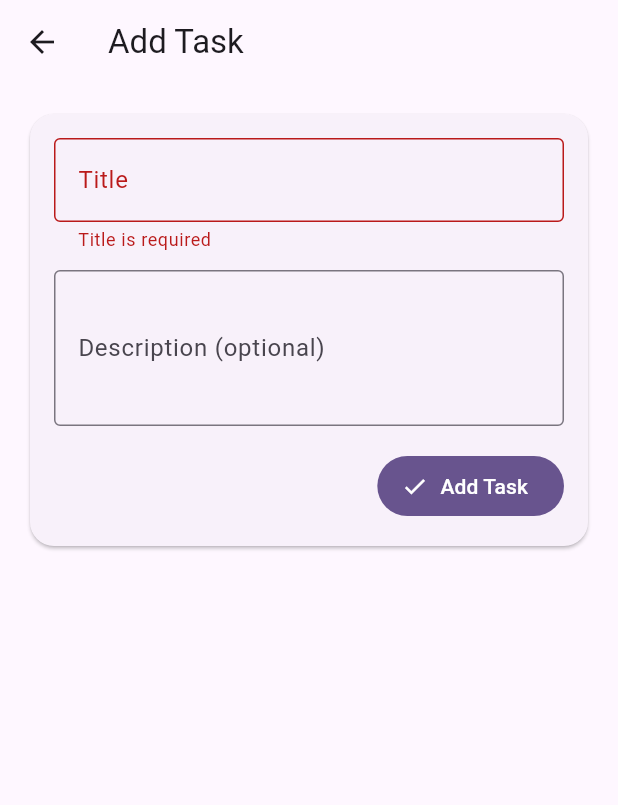
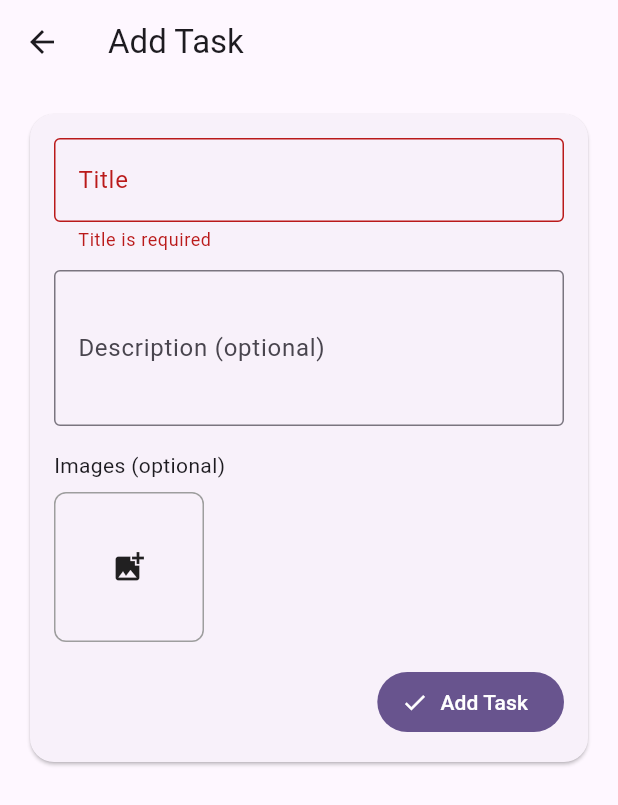
Before and after one commit to oday-awad/rebi_todo, a Flutter app: the TaskFormPage screen opened directly, after a tap on "Add Task", on a phone screen of 412 x 824 dp. Shown: the top 805 px of the screen. Run offline on Flutter 3.47's test engine with Material 3 defaults, Android fonts, the light colour scheme and no system bars; our stand-ins replace equatable, flutter_bloc, get_it, hive, hive_flutter, image_picker; accounts and stored records are empty.

Commit message:
Implement image handling in task management, including image selection, display, and deletion features; update task model and repository accordingly.

```diff
--- a/lib/data/models/task_hive_model.dart
+++ b/lib/data/models/task_hive_model.dart
@@ -29,6 +29,9 @@ class TaskHiveModel extends HiveObject {
   @HiveField(6)
   bool isArchived;
 
+  @HiveField(7)
+  List<String> imagePaths;
+
   TaskHiveModel({
     required this.id,
     required this.listId,
@@ -37,5 +40,6 @@ class TaskHiveModel extends HiveObject {
     required this.isDone,
     required this.createdAt,
     this.isArchived = false,
+    this.imagePaths = const [],
   });
 }
--- a/lib/data/repositories/task_repository_impl.dart
+++ b/lib/data/repositories/task_repository_impl.dart
@@ -17,6 +17,7 @@ class TaskRepositoryImpl implements TaskRepository {
     isDone: model.isDone,
     isArchived: model.isArchived,
     createdAt: model.createdAt,
+    imagePaths: model.imagePaths,
   );
 
   TaskHiveModel _mapToHive(Task task) => TaskHiveModel(
@@ -27,6 +28,7 @@ class TaskRepositoryImpl implements TaskRepository {
     isDone: task.isDone,
     isArchived: task.isArchived,
     createdAt: task.createdAt,
+    imagePaths: task.imagePaths,
   );
 
   @override
--- a/lib/domain/entities/task.dart
+++ b/lib/domain/entities/task.dart
@@ -7,6 +7,7 @@ class Task {
   final bool isDone;
   final bool isArchived;
   final DateTime createdAt;
+  final List<String> imagePaths;
 
   const Task({
     required this.id,
@@ -16,6 +17,7 @@ class Task {
     required this.isDone,
     this.isArchived = false,
     required this.createdAt,
+    this.imagePaths = const [],
   });
 
   Task copyWith({
@@ -26,6 +28,7 @@ class Task {
     bool? isDone,
     bool? isArchived,
     DateTime? createdAt,
+    List<String>? imagePaths,
   }) {
     return Task(
       id: id ?? this.id,
@@ -35,6 +38,7 @@ class Task {
       isDone: isDone ?? this.isDone,
       isArchived: isArchived ?? this.isArchived,
       createdAt: createdAt ?? this.createdAt,
+      imagePaths: imagePaths ?? this.imagePaths,
     );
   }
 }
--- a/lib/presentation/bloc/task_bloc.dart
+++ b/lib/presentation/bloc/task_bloc.dart
@@ -9,6 +9,7 @@ import '../../domain/usecases/toggle_done.dart';
 import '../../domain/usecases/toggle_archive.dart';
 import '../../domain/usecases/update_task.dart';
 import '../../domain/usecases/move_task.dart';
+import '../../core/utils/image_storage.dart';
 
 part 'task_event.dart';
 part 'task_state.dart';
@@ -92,6 +93,8 @@ class TaskBloc extends Bloc<TaskEvent, TaskState> {
 
   Future<void> _onDeleted(TaskDeleted event, Emitter<TaskState> emit) async {
     try {
+      // Delete images before deleting task
+      await ImageStorage.deleteTaskImages(event.id);
       await deleteTask(event.id);
       final updated = state.tasks.where((t) => t.id != event.id).toList();
       emit(state.copyWith(tasks: updated));
--- a/lib/presentation/pages/home_page.dart
+++ b/lib/presentation/pages/home_page.dart
@@ -5,7 +5,6 @@ import '../bloc/task_bloc.dart';
 import '../bloc/task_lists_cubit.dart';
 import 'task_form_page.dart';
 import 'archived_page.dart';
-import 'task_lists_page.dart';
 import 'task_details_page.dart';
 import '../widgets/task_tile.dart';
 
--- a/lib/presentation/pages/task_form_page.dart
+++ b/lib/presentation/pages/task_form_page.dart
@@ -1,7 +1,10 @@
+import 'dart:io';
 import 'package:flutter/material.dart';
 import 'package:flutter_bloc/flutter_bloc.dart';
+import 'package:image_picker/image_picker.dart';
 
 import '../../domain/entities/task.dart';
+import '../../core/utils/image_storage.dart';
 import '../bloc/task_bloc.dart';
 import '../bloc/task_lists_cubit.dart';
 
@@ -15,8 +18,10 @@ class TaskFormPage extends StatefulWidget {
 
 class _TaskFormPageState extends State<TaskFormPage> {
   final _formKey = GlobalKey<FormState>();
+  final _imagePicker = ImagePicker();
   late final TextEditingController _titleController;
   late final TextEditingController _descController;
+  List<String> _imagePaths = [];
 
   @override
   void initState() {
@@ -25,6 +30,7 @@ class _TaskFormPageState extends State<TaskFormPage> {
     _descController = TextEditingController(
       text: widget.initial?.description ?? '',
     );
+    _imagePaths = List.from(widget.initial?.imagePaths ?? []);
   }
 
   @override
@@ -34,15 +40,52 @@ class _TaskFormPageState extends State<TaskFormPage> {
     super.dispose();
   }
 
-  void _save() {
+  Future<void> _pickImage() async {
+    final image = await _imagePicker.pickImage(
+      source: ImageSource.gallery,
+      imageQuality: 85,
+    );
+    if (image != null && mounted) {
+      // For new tasks, use a temporary ID that will be replaced when task is created
+      final taskId = widget.initial?.id ?? 'temp_${DateTime.now().millisecondsSinceEpoch}';
+      final savedPath = await ImageStorage.saveImage(File(image.path), taskId);
+      setState(() {
+        _imagePaths.add(savedPath);
+      });
+    }
+  }
+
+  void _removeImage(int index) {
+    setState(() {
+      _imagePaths.removeAt(index);
+    });
+  }
+
+  Future<void> _save() async {
     if (!_formKey.currentState!.validate()) return;
     final now = DateTime.now();
     final selectedListId =
         context.read<TaskListsCubit>().state.selectedListId ??
         now.millisecondsSinceEpoch.toString();
     if (widget.initial == null) {
+      final taskId = now.millisecondsSinceEpoch.toString();
+      // Move images from temp folder to actual task folder
+      final List<String> finalImagePaths = [];
+      for (final tempPath in _imagePaths) {
+        if (tempPath.contains('temp_')) {
+          final tempFile = File(tempPath);
+          if (await tempFile.exists()) {
+            final finalPath = await ImageStorage.saveImage(tempFile, taskId);
+            finalImagePaths.add(finalPath);
+            // Delete temp file
+            await tempFile.delete();
+          }
+        } else {
+          finalImagePaths.add(tempPath);
+        }
+      }
       final task = Task(
-        id: now.millisecondsSinceEpoch.toString(),
+        id: taskId,
         listId: selectedListId,
         title: _titleController.text.trim(),
         description: _descController.text.trim().isEmpty
@@ -50,19 +93,30 @@ class _TaskFormPageState extends State<TaskFormPage> {
             : _descController.text.trim(),
         isDone: false,
         createdAt: now,
+        imagePaths: finalImagePaths,
       );
       context.read<TaskBloc>().add(TaskAdded(task));
     } else {
+      // Delete removed images
+      final oldPaths = widget.initial!.imagePaths;
+      for (final oldPath in oldPaths) {
+        if (!_imagePaths.contains(oldPath)) {
+          await ImageStorage.deleteImage(oldPath);
+        }
+      }
       final updated = widget.initial!.copyWith(
         listId: selectedListId,
         title: _titleController.text.trim(),
         description: _descController.text.trim().isEmpty
             ? null
             : _descController.text.trim(),
+        imagePaths: _imagePaths,
       );
       context.read<TaskBloc>().add(TaskUpdated(updated));
     }
-    Navigator.of(context).pop();
+    if (mounted) {
+      Navigator.of(context).pop();
+    }
   }
 
   @override
@@ -111,6 +165,56 @@ class _TaskFormPageState extends State<TaskFormPage> {
                             maxLines: 6,
                           ),
                           const SizedBox(height: 16),
+                          const Text('Images (optional)'),
+                          const SizedBox(height: 8),
+                          Wrap(
+                            spacing: 8,
+                            runSpacing: 8,
+                            children: [
+                              ..._imagePaths.asMap().entries.map((entry) {
+                                final index = entry.key;
+                                final imagePath = entry.value;
+                                return Stack(
+                                  children: [
+                                    ClipRRect(
+                                      borderRadius: BorderRadius.circular(8),
+                                      child: Image.file(
+                                        File(imagePath),
+                                        width: 100,
+                                        height: 100,
+                                        fit: BoxFit.cover,
+                                      ),
+                                    ),
+                                    Positioned(
+                                      top: 4,
+                                      right: 4,
+                                      child: IconButton(
+                                        icon: const Icon(Icons.close),
+                                        color: Colors.white,
+                                        style: IconButton.styleFrom(
+                                          backgroundColor: Colors.black54,
+                                        ),
+                                        onPressed: () => _removeImage(index),
+                                      ),
+                                    ),
+                                  ],
+                                );
+                              }),
+                              GestureDetector(
+                                onTap: _pickImage,
+                                child: Container(
+                                  width: 100,
+                                  height: 100,
+                                  decoration: BoxDecoration(
+                                    border: Border.all(color: Colors.grey),
+                                    borderRadius: BorderRadius.circular(8),
+                                  ),
+                                  child: const Icon(Icons.add_photo_alternate),
+                                ),
+                              ),
+                            ],
+                          ),
+                          const SizedBox(height: 16),
                           Align(
                             alignment: Alignment.centerRight,
                             child: FilledButton.icon(
--- a/pubspec.yaml
+++ b/pubspec.yaml
@@ -19,6 +19,8 @@ dependencies:
   hive_flutter: ^1.1.0
   path_provider: ^2.1.3
   get_it: ^7.6.7
+  image_picker: ^1.1.2
+  path: ^1.9.0
 
 dev_dependencies:
   flutter_test:
```
Also changed, not shown: lib/core/utils/image_storage.dart (added, +31 -0 lines), lib/presentation/pages/task_details_page.dart (+21 -0 lines), lib/data/models/task_hive_model.g.dart, pubspec.lock, 1 other file.
